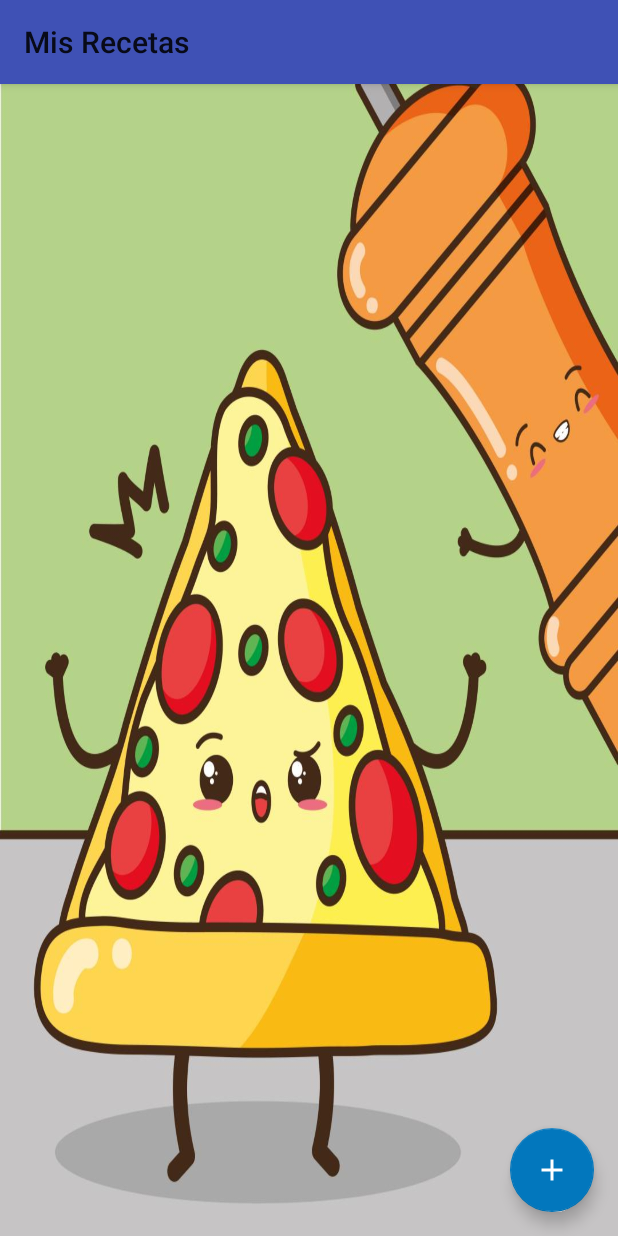
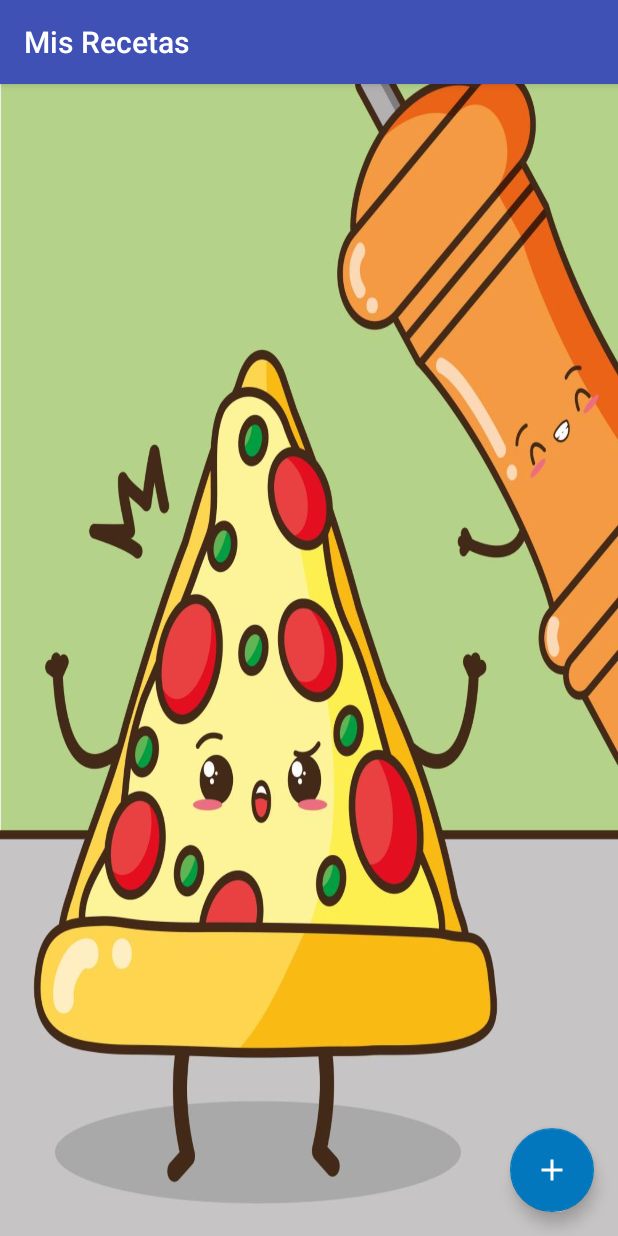
Before and after one commit to ReadyUser46/Market4me, an Android app: the screen it shows after launch (RecipeListActivity), on a phone screen of 412 x 824 dp. Run offline under Robolectric (Android 15) with nearby library versions, the phone set to English and light mode, and no system bars; our stand-ins replace Firebase (no records; nobody signed in at launch, a user with empty details on screens opened directly).

Commit message:
Navigation header Navigation menus NavigationDrawerLayout en activity_frame_layout2

```diff
--- a/app/src/main/res/layout/toolbar.xml
+++ b/app/src/main/res/layout/toolbar.xml
@@ -5,4 +5,5 @@
     android:layout_height="?attr/actionBarSize"
     android:elevation="8dp"
     app:layout_scrollFlags="scroll|enterAlways"
-    app:layout_collapseMode="pin"></androidx.appcompat.widget.Toolbar>
+    app:layout_collapseMode="pin"
+    android:theme="@style/ThemeOverlay.AppCompat.Dark" />
--- a/app/src/main/res/values/strings.xml
+++ b/app/src/main/res/values/strings.xml
@@ -17,6 +17,12 @@
     <string name="recipe_list_title">Mis Recetas</string>
     <string name="new_recipe_title">Nueva Receta</string>
     <string name="recipe_deleted_snackbar">Receta eliminada</string>
+    <string name="nav_lista_recetas">Recetas</string>
+    <string name="nav_contact">Contacto</string>
+    <string name="nav_about">Acerca de</string>
+    <string name="options">Opciones</string>
+    <string name="nav_options">Opciones</string>
+    <string name="share">Compartir</string>
 
 
     <string-array name="quantity_units">
```
Also changed, not shown: app/build.gradle (+4 -8 lines), app/src/main/java/com/example/market4me/adapters/RecipeAdapter.java (+1 -6 lines), app/src/main/res/layout/recyclerview_items.xml (renamed from app/src/main/res/layout/items_recyclerview.xml).
